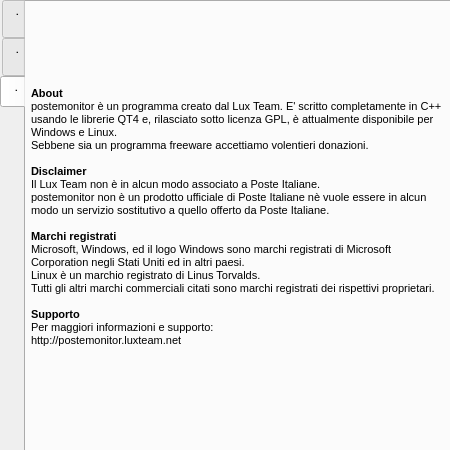
The window that postemonitor/mainwindow.ui (BackupTheBerlios/postemonitor) describes before a commit, drawn with Qt 5.
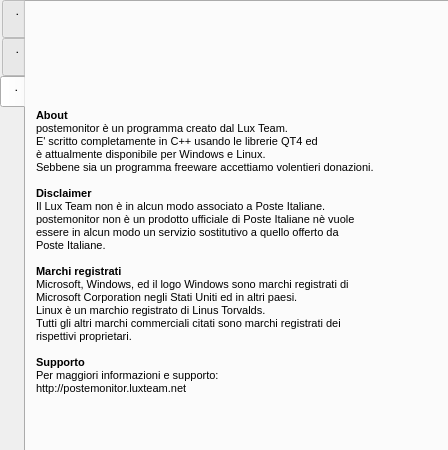
The same window after the commit. The open tabs and pages were chosen to show the change. Icons and pictures are not drawn. Custom widgets are drawn as their Qt base class.

Commit message: piccole modifiche per la compatibilita' (estetica) sotto linux

```diff
--- a/postemonitor/mainwindow.ui
+++ b/postemonitor/mainwindow.ui
@@ -8,7 +8,7 @@
    <rect>
     <x>0</x>
     <y>0</y>
-    <width>450</width>
+    <width>448</width>
     <height>450</height>
    </rect>
   </property>
@@ -456,17 +456,29 @@
     <widget class="QLabel" name="label" >
      <property name="geometry" >
       <rect>
-       <x>5</x>
-       <y>65</y>
-       <width>415</width>
-       <height>300</height>
+       <x>10</x>
+       <y>60</y>
+       <width>440</width>
+       <height>381</height>
       </rect>
      </property>
+     <property name="maximumSize" >
+      <size>
+       <width>440</width>
+       <height>381</height>
+      </size>
+     </property>
+     <property name="baseSize" >
+      <size>
+       <width>440</width>
+       <height>381</height>
+      </size>
+     </property>
      <property name="frameShadow" >
       <enum>QFrame::Plain</enum>
      </property>
      <property name="text" >
-      <string>&lt;html>&lt;head>&lt;meta name="qrichtext" content="1" />&lt;/head>&lt;body style=" white-space: pre-wrap; font-family:MS Shell Dlg; font-size:8.25pt; font-weight:400; font-style:normal; text-decoration:none;">&lt;p style=" margin-top:0px; margin-bottom:0px; margin-left:0px; margin-right:0px; -qt-block-indent:0; text-indent:0px; font-size:8pt;">&lt;span style=" font-weight:600;">About&lt;/span>&lt;/p>&lt;p style=" margin-top:0px; margin-bottom:0px; margin-left:0px; margin-right:0px; -qt-block-indent:0; text-indent:0px; font-size:8pt; font-weight:600;">&lt;span style=" font-weight:400;">postemonitor è un programma creato dal Lux Team. E' scritto completamente in C++ usando le librerie QT4 e, rilasciato sotto licenza GPL, è attualmente disponibile per Windows e Linux.&lt;/span>&lt;/p>&lt;p style=" margin-top:0px; margin-bottom:0px; margin-left:0px; margin-right:0px; -qt-block-indent:0; text-indent:0px; font-size:8pt;">Sebbene sia un programma freeware accettiamo volentieri donazioni.&lt;/p>&lt;p style="-qt-paragraph-type:empty; margin-top:0px; margin-bottom:0px; margin-left:0px; margin-right:0px; -qt-block-indent:0; text-indent:0px; font-size:8pt;">&lt;/p>&lt;p style=" margin-top:0px; margin-bottom:0px; margin-left:0px; margin-right:0px; -qt-block-indent:0; text-indent:0px; font-size:8pt;">&lt;span style=" font-weight:600;">Disclaimer&lt;/span>&lt;/p>&lt;p style=" margin-top:0px; margin-bottom:0px; margin-left:0px; margin-right:0px; -qt-block-indent:0; text-indent:0px; font-size:8pt;">Il Lux Team non è in alcun modo associato a Poste Italiane.&lt;/p>&lt;p style=" margin-top:0px; margin-bottom:0px; margin-left:0px; margin-right:0px; -qt-block-indent:0; text-indent:0px; font-size:8pt;">postemonitor non è un prodotto ufficiale di Poste Italiane nè vuole essere in alcun modo un servizio sostitutivo a quello offerto da Poste Italiane.&lt;/p>&lt;p style="-qt-paragraph-type:empty; margin-top:0px; margin-bottom:0px; margin-left:0px; margin-right:0px; -qt-block-indent:0; text-indent:0px; font-size:8pt;">&lt;/p>&lt;p style=" margin-top:0px; margin-bottom:0px; margin-left:0px; margin-right:0px; -qt-block-indent:0; text-indent:0px; font-size:8pt;">&lt;span style=" font-weight:600;">Marchi registrati&lt;/span>&lt;/p>&lt;p style=" margin-top:0px; margin-bottom:0px; margin-left:0px; margin-right:0px; -qt-block-indent:0; text-indent:0px; font-size:8pt;">Microsoft, Windows, ed il logo Windows sono marchi registrati di Microsoft Corporation negli Stati Uniti ed in altri paesi.&lt;/p>&lt;p style=" margin-top:0px; margin-bottom:0px; margin-left:0px; margin-right:0px; -qt-block-indent:0; text-indent:0px; font-size:8pt;">Linux è un marchio registrato di Linus Torvalds.&lt;/p>&lt;p style=" margin-top:0px; margin-bottom:0px; margin-left:0px; margin-right:0px; -qt-block-indent:0; text-indent:0px; font-size:8pt;">Tutti gli altri marchi commerciali citati sono marchi registrati dei rispettivi proprietari.&lt;/p>&lt;p style="-qt-paragraph-type:empty; margin-top:0px; margin-bottom:0px; margin-left:0px; margin-right:0px; -qt-block-indent:0; text-indent:0px; font-size:8pt;">&lt;/p>&lt;p style=" margin-top:0px; margin-bottom:0px; margin-left:0px; margin-right:0px; -qt-block-indent:0; text-indent:0px; font-size:8pt;">&lt;span style=" font-weight:600;">Supporto&lt;/span>&lt;/p>&lt;p style=" margin-top:0px; margin-bottom:0px; margin-left:0px; margin-right:0px; -qt-block-indent:0; text-indent:0px; font-size:8pt;">Per maggiori informazioni e supporto:&lt;/p>&lt;p style=" margin-top:0px; margin-bottom:0px; margin-left:0px; margin-right:0px; -qt-block-indent:0; text-indent:0px; font-size:8pt;">http://postemonitor.luxteam.net&lt;/p>&lt;/body>&lt;/html></string>
+      <string>&lt;html>&lt;head>&lt;meta name="qrichtext" content="1" />&lt;/head>&lt;body style=" white-space: pre-wrap; font-family:Sans Serif; font-size:9pt; font-weight:400; font-style:normal; text-decoration:none;">&lt;p style=" margin-top:0px; margin-bottom:0px; margin-left:0px; margin-right:0px; -qt-block-indent:0; text-indent:0px; font-family:MS Shell Dlg; font-size:8pt;">&lt;span style=" font-weight:600;">About&lt;/span>&lt;/p>&lt;p style=" margin-top:0px; margin-bottom:0px; margin-left:0px; margin-right:0px; -qt-block-indent:0; text-indent:0px; font-family:MS Shell Dlg; font-size:8pt; font-weight:600;">&lt;span style=" font-weight:400;">postemonitor è un programma creato dal Lux Team.&lt;/span>&lt;/p>&lt;p style=" margin-top:0px; margin-bottom:0px; margin-left:0px; margin-right:0px; -qt-block-indent:0; text-indent:0px; font-family:MS Shell Dlg; font-size:8pt;">E' scritto completamente in C++ usando le librerie QT4 ed&lt;/p>&lt;p style=" margin-top:0px; margin-bottom:0px; margin-left:0px; margin-right:0px; -qt-block-indent:0; text-indent:0px; font-family:MS Shell Dlg; font-size:8pt;">è attualmente disponibile per Windows e Linux.&lt;/p>&lt;p style=" margin-top:0px; margin-bottom:0px; margin-left:0px; margin-right:0px; -qt-block-indent:0; text-indent:0px; font-family:MS Shell Dlg; font-size:8pt;">Sebbene sia un programma freeware accettiamo volentieri donazioni.&lt;/p>&lt;p style="-qt-paragraph-type:empty; margin-top:0px; margin-bottom:0px; margin-left:0px; margin-right:0px; -qt-block-indent:0; text-indent:0px; font-family:MS Shell Dlg; font-size:8pt;">&lt;/p>&lt;p style=" margin-top:0px; margin-bottom:0px; margin-left:0px; margin-right:0px; -qt-block-indent:0; text-indent:0px; font-family:MS Shell Dlg; font-size:8pt;">&lt;span style=" font-weight:600;">Disclaimer&lt;/span>&lt;/p>&lt;p style=" margin-top:0px; margin-bottom:0px; margin-left:0px; margin-right:0px; -qt-block-indent:0; text-indent:0px; font-family:MS Shell Dlg; font-size:8pt;">Il Lux Team non è in alcun modo associato a Poste Italiane.&lt;/p>&lt;p style=" margin-top:0px; margin-bottom:0px; margin-left:0px; margin-right:0px; -qt-block-indent:0; text-indent:0px; font-family:MS Shell Dlg; font-size:8pt;">postemonitor non è un prodotto ufficiale di Poste Italiane nè vuole &lt;/p>&lt;p style=" margin-top:0px; margin-bottom:0px; margin-left:0px; margin-right:0px; -qt-block-indent:0; text-indent:0px; font-family:MS Shell Dlg; font-size:8pt;">essere in alcun modo un servizio sostitutivo a quello offerto da&lt;/p>&lt;p style=" margin-top:0px; margin-bottom:0px; margin-left:0px; margin-right:0px; -qt-block-indent:0; text-indent:0px; font-family:MS Shell Dlg; font-size:8pt;">Poste Italiane.&lt;/p>&lt;p style="-qt-paragraph-type:empty; margin-top:0px; margin-bottom:0px; margin-left:0px; margin-right:0px; -qt-block-indent:0; text-indent:0px; font-family:MS Shell Dlg; font-size:8pt;">&lt;/p>&lt;p style=" margin-top:0px; margin-bottom:0px; margin-left:0px; margin-right:0px; -qt-block-indent:0; text-indent:0px; font-family:MS Shell Dlg; font-size:8pt;">&lt;span style=" font-weight:600;">Marchi registrati&lt;/span>&lt;/p>&lt;p style=" margin-top:0px; margin-bottom:0px; margin-left:0px; margin-right:0px; -qt-block-indent:0; text-indent:0px; font-family:MS Shell Dlg; font-size:8pt;">Microsoft, Windows, ed il logo Windows sono marchi registrati di&lt;/p>&lt;p style=" margin-top:0px; margin-bottom:0px; margin-left:0px; margin-right:0px; -qt-block-indent:0; text-indent:0px; font-family:MS Shell Dlg; font-size:8pt;">Microsoft Corporation negli Stati Uniti ed in altri paesi.&lt;/p>&lt;p style=" margin-top:0px; margin-bottom:0px; margin-left:0px; margin-right:0px; -qt-block-indent:0; text-indent:0px; font-family:MS Shell Dlg; font-size:8pt;">Linux è un marchio registrato di Linus Torvalds.&lt;/p>&lt;p style=" margin-top:0px; margin-bottom:0px; margin-left:0px; margin-right:0px; -qt-block-indent:0; text-indent:0px; font-family:MS Shell Dlg; font-size:8pt;">Tutti gli altri marchi commerciali citati sono marchi registrati dei&lt;/p>&lt;p style=" margin-top:0px; margin-bottom:0px; margin-left:0px; margin-right:0px; -qt-block-indent:0; text-indent:0px; font-family:MS Shell Dlg; font-size:8pt;">rispettivi proprietari.&lt;/p>&lt;p style="-qt-paragraph-type:empty; margin-top:0px; margin-bottom:0px; margin-left:0px; margin-right:0px; -qt-block-indent:0; text-indent:0px; font-family:MS Shell Dlg; font-size:8pt;">&lt;/p>&lt;p style=" margin-top:0px; margin-bottom:0px; margin-left:0px; margin-right:0px; -qt-block-indent:0; text-indent:0px; font-family:MS Shell Dlg; font-size:8pt;">&lt;span style=" font-weight:600;">Supporto&lt;/span>&lt;/p>&lt;p style=" margin-top:0px; margin-bottom:0px; margin-left:0px; margin-right:0px; -qt-block-indent:0; text-indent:0px; font-family:MS Shell Dlg; font-size:8pt;">Per maggiori informazioni e supporto:&lt;/p>&lt;p style=" margin-top:0px; margin-bottom:0px; margin-left:0px; margin-right:0px; -qt-block-indent:0; text-indent:0px; font-family:MS Shell Dlg; font-size:8pt;">http://postemonitor.luxteam.net&lt;/p>&lt;/body>&lt;/html></string>
      </property>
      <property name="textFormat" >
       <enum>Qt::AutoText</enum>
@@ -499,13 +511,6 @@
  </widget>
  <pixmapfunction></pixmapfunction>
  <customwidgets>
-  <customwidget>
-   <class>CelereMonitor</class>
-   <extends>QFrame</extends>
-   <header>celeremonitor.h</header>
-   <container>0</container>
-   <pixmap></pixmap>
-  </customwidget>
   <customwidget>
    <class>CelereOneMonitor</class>
    <extends>QFrame</extends>
@@ -527,6 +532,13 @@
    <container>0</container>
    <pixmap></pixmap>
   </customwidget>
+  <customwidget>
+   <class>CelereMonitor</class>
+   <extends>QFrame</extends>
+   <header>celeremonitor.h</header>
+   <container>0</container>
+   <pixmap></pixmap>
+  </customwidget>
  </customwidgets>
  <tabstops>
   <tabstop>tabLettere</tabstop>
```
Left out of the diff: 32 changed lines with no effect on the pictures. The commit also changes 1 other file.
